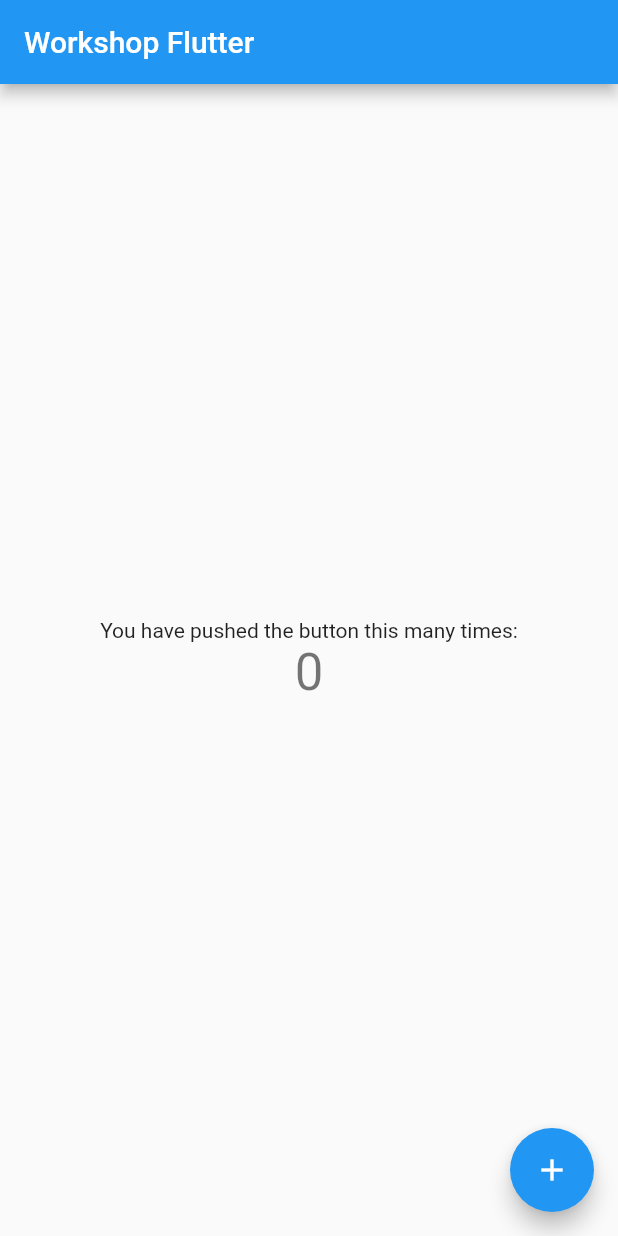
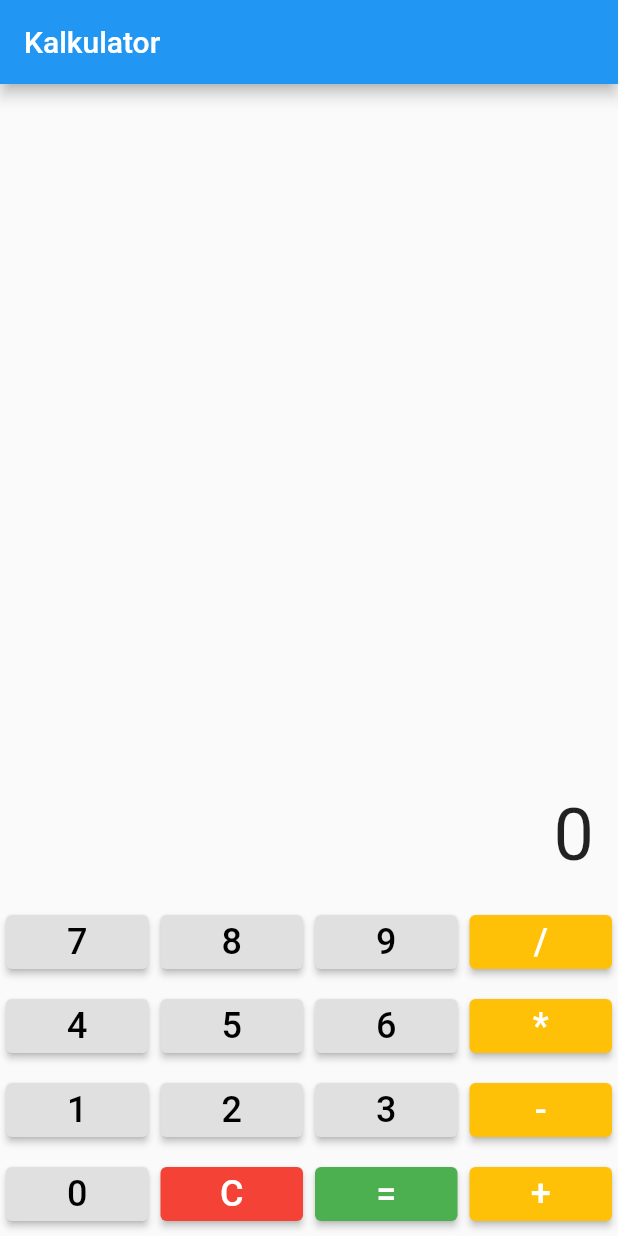
Before and after one commit to ex-dec/workshop_perangkat_bergerak, a Flutter app: the screen it shows after launch, on a phone screen of 412 x 824 dp. Run offline on Flutter 3.47's test engine with Material 2 defaults, Android fonts, the phone set to English and light mode, and no system bars.

Commit message:
update: init commit

```diff
--- /dev/null
+++ b/lib/calculator.dart
@@ -0,0 +1,151 @@
+import 'package:flutter/material.dart';
+
+class CalculatorPage extends StatefulWidget {
+  const CalculatorPage({super.key});
+
+  @override
+  _CalculatorPageState createState() => _CalculatorPageState();
+}
+
+class _CalculatorPageState extends State<CalculatorPage> {
+  String _result = '0';
+  String _display = '0';
+  String _operation = '';
+  late double _firstOperand;
+
+  void _addNumber(String number) {
+    setState(() {
+      if (_display == '0') {
+        _display = number;
+      } else {
+        _display += number;
+      }
+    });
+  }
+
+  void _performOperation(String operation) {
+    setState(() {
+      _operation = operation;
+      _firstOperand = double.parse(_display);
+      _display = '0';
+    });
+  }
+
+  void _clear() {
+    setState(() {
+      _result = '0';
+      _display = '0';
+      _operation = '';
+      _firstOperand = 0;
+    });
+  }
+
+  // method untuk menghitung hasil dari operasi yang dipilih
+  void _calculate() {
+    setState(() {
+      double secondOperand = double.parse(_display);
+      switch (_operation) {
+        case '+':
+          _result = (_firstOperand + secondOperand).toString();
+          break;
+        case '-':
+          _result = (_firstOperand - secondOperand).toString();
+          break;
+        case '*':
+          _result = (_firstOperand * secondOperand).toString();
+          break;
+        case '/':
+          _result = (_firstOperand / secondOperand).toString();
+          break;
+      }
+      _display = _result;
+      _operation = '';
+    });
+  }
+
+  // method untuk membangun tampilan button pada kalkulator
+  Widget _buildButton(String buttonText, Color buttonColor, Color textColor) {
+    return Expanded(
+      child: Padding(
+        padding: const EdgeInsets.all(4.0),
+        child: ElevatedButton(
+          onPressed: () {
+            if (buttonText == 'C') {
+              _clear();
+            } else if (buttonText == '+' || buttonText == '-' || buttonText == '*' || buttonText == '/') {
+              _performOperation(buttonText);
+            } else if (buttonText == '=') {
+              _calculate();
+            } else {
+              _addNumber(buttonText);
+            }
+          },
+          style: ElevatedButton.styleFrom(
+            foregroundColor: textColor,
+            backgroundColor: buttonColor,
+          ),
+          child: Text(
+            buttonText,
+            style: const TextStyle(fontSize: 24),
+          ),
+        ),
+      ),
+    );
+  }
+
+  @override
+  Widget build(BuildContext context) {
+    return Scaffold(
+      appBar: AppBar(
+        title: const Text('Kalkulator'),
+      ),
+      body: Column(
+        crossAxisAlignment: CrossAxisAlignment.stretch,
+        children: [
+          Expanded(
+            child: Container(
+              padding: const EdgeInsets.all(16),
+              alignment: Alignment.bottomRight,
+              child: Text(
+                _display,
+                style: const TextStyle(fontSize: 48),
+              ),
+            ),
+          ),
+          Row(
+            children: [
+              _buildButton('7', Colors.grey[300]!, Colors.black),
+              _buildButton('8', Colors.grey[300]!, Colors.black),
+              _buildButton('9', Colors.grey[300]!, Colors.black),
+              _buildButton('/', Colors.amber[500]!, Colors.white),
+            ],
+          ),
+          Row(
+            children: [
+              _buildButton('4', Colors.grey[300]!, Colors.black),
+              _buildButton('5', Colors.grey[300]!, Colors.black),
+              _buildButton('6', Colors.grey[300]!, Colors.black),
+              _buildButton('*', Colors.amber[500]!, Colors.white),
+            ],
+          ),
+          Row(
+            children: [
+              _buildButton('1', Colors.grey[300]!, Colors.black),
+              _buildButton('2', Colors.grey[300]!, Colors.black),
+              _buildButton('3', Colors.grey[300]!, Colors.black),
+              _buildButton('-', Colors.amber[500]!, Colors.white),
+            ],
+          ),
+          Row(
+            children: [
+              _buildButton('0', Colors.grey[300]!, Colors.black),
+              _buildButton('C', Colors.red[500]!, Colors.white),
+              _buildButton('=', Colors.green[500]!, Colors.white),
+              _buildButton('+', Colors.amber[500]!, Colors.white),
+            ],
+          ),
+        ],
+      ),
+    );
+  }
+}
--- a/lib/main.dart
+++ b/lib/main.dart
@@ -1,4 +1,5 @@
 import 'package:flutter/material.dart';
+import 'package:workshop_perangkat_bergerak/calculator.dart';
 
 void main() {
   runApp(const MyApp());
@@ -14,7 +15,8 @@ class MyApp extends StatelessWidget {
       theme: ThemeData(
         primarySwatch: Colors.blue,
       ),
-      home: const MyHomePage(title: 'Workshop Flutter'),
+      // home: const MyHomePage(title: 'Workshop Flutter'),
+      home: CalculatorPage(),
     );
   }
 }
@@ -52,7 +54,7 @@ class _MyHomePageState extends State<MyHomePage> {
             ),
             Text(
               '$_counter',
-              style: Theme.of(context).textTheme.headline4,
+              style: Theme.of(context).textTheme.headlineMedium,
             ),
           ],
         ),
```
Also changed, not shown: pubspec.lock.
